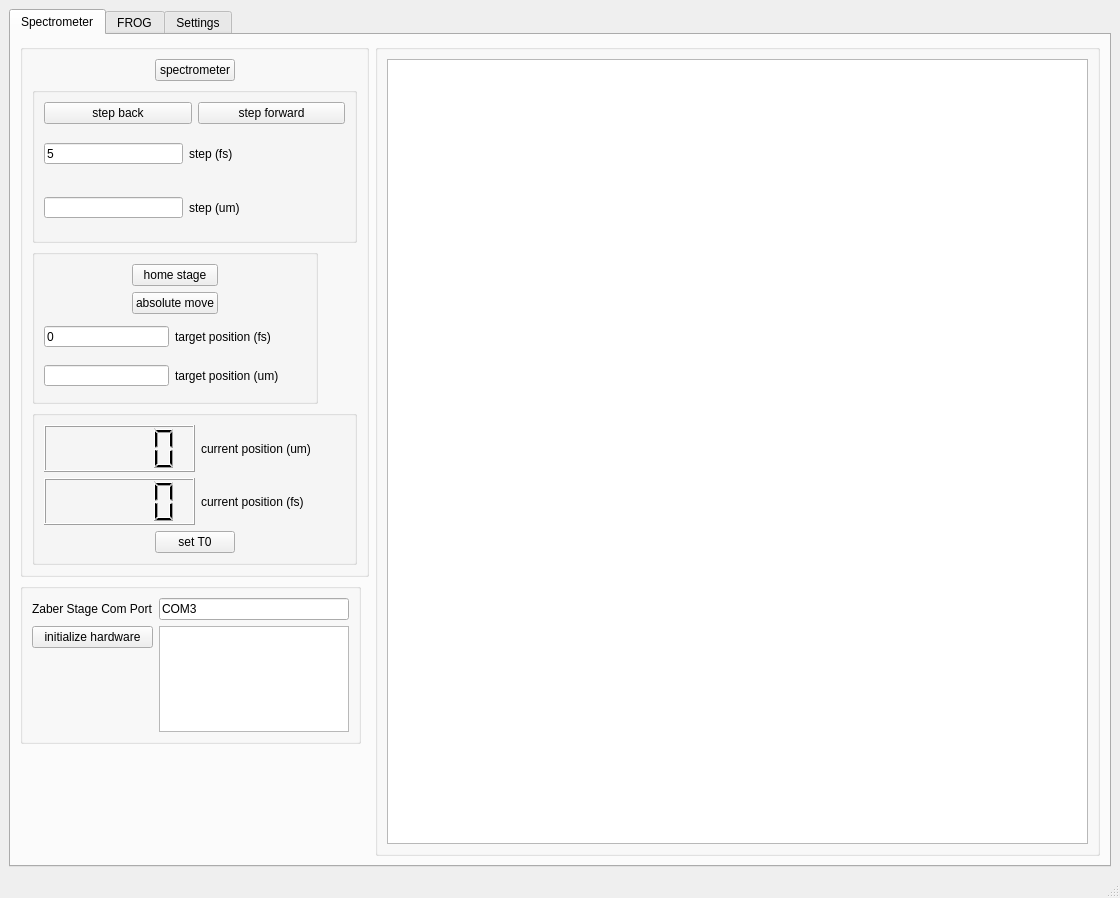
Old version of the form qt_designer/form.ui in the repository peter-chang62/Chi-3-FROG.
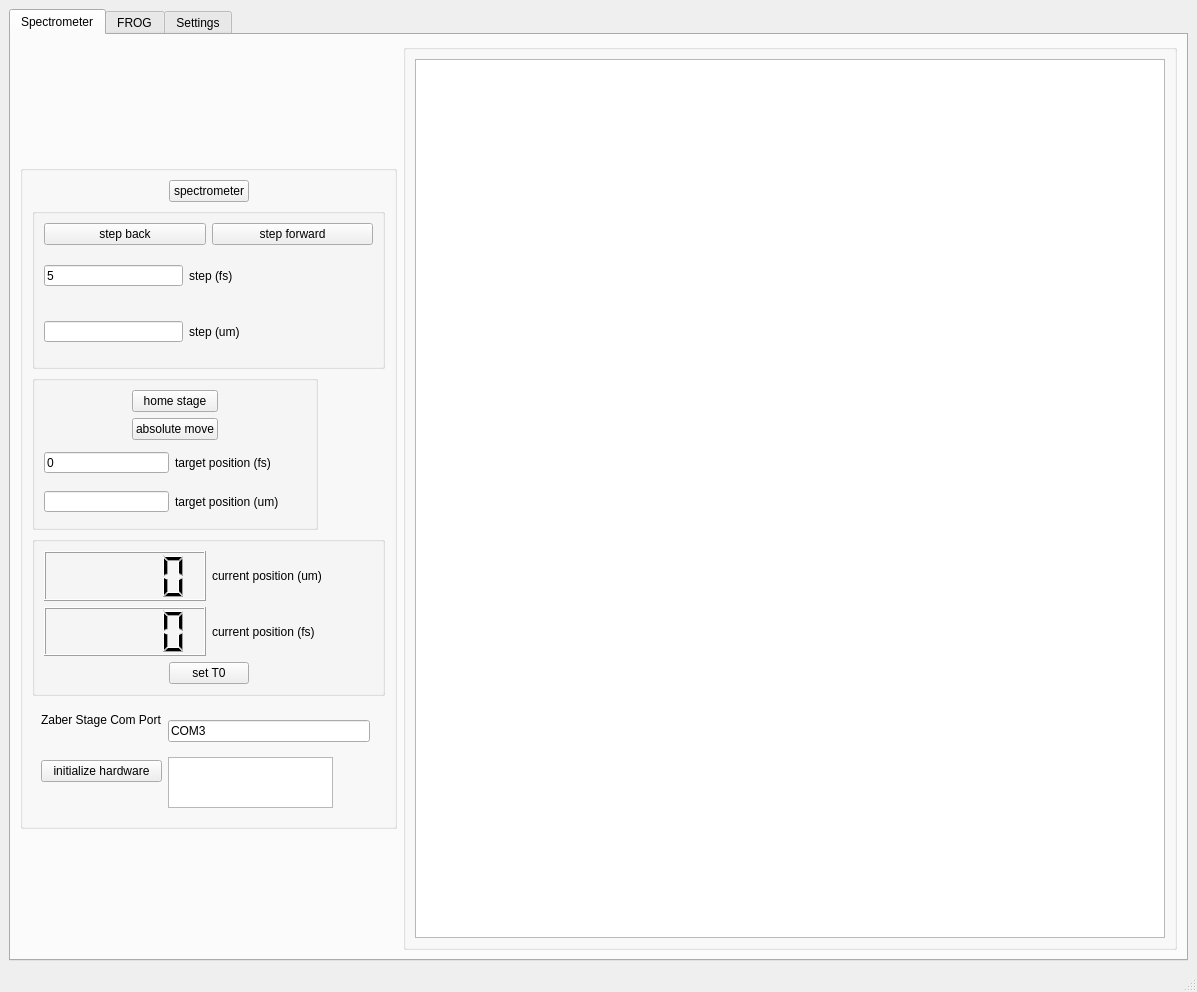
New version of the form. Custom widgets are drawn as their Qt base class.

Commit message: qt designer update, fixed resizing bug

```diff
--- a/qt_designer/form.ui
+++ b/qt_designer/form.ui
@@ -6,8 +6,8 @@
    <rect>
     <x>0</x>
     <y>0</y>
-    <width>1120</width>
-    <height>898</height>
+    <width>1197</width>
+    <height>992</height>
    </rect>
   </property>
   <property name="windowTitle">
@@ -30,36 +30,23 @@
        <attribute name="title">
         <string>Spectrometer</string>
        </attribute>
-       <layout class="QGridLayout" name="gridLayout_14">
-        <item row="2" column="0">
-         <spacer name="verticalSpacer_2">
-          <property name="orientation">
-           <enum>Qt::Orientation::Vertical</enum>
-          </property>
-          <property name="sizeHint" stdset="0">
-           <size>
-            <width>20</width>
-            <height>42</height>
-           </size>
-          </property>
-         </spacer>
-        </item>
-        <item row="0" column="0">
+       <layout class="QHBoxLayout" name="horizontalLayout">
+        <item>
          <widget class="QGroupBox" name="groupBox">
           <property name="minimumSize">
            <size>
-            <width>349</width>
-            <height>533</height>
+            <width>377</width>
+            <height>664</height>
            </size>
           </property>
           <property name="maximumSize">
            <size>
-            <width>349</width>
-            <height>533</height>
+            <width>377</width>
+            <height>664</height>
            </size>
           </property>
-          <layout class="QGridLayout" name="gridLayout_4">
-           <item row="0" column="0">
+          <layout class="QVBoxLayout" name="verticalLayout_4">
+           <item>
             <layout class="QHBoxLayout" name="horizontalLayout_6">
              <item>
               <spacer name="horizontalSpacer_2">
@@ -96,7 +83,7 @@
              </item>
             </layout>
            </item>
-           <item row="1" column="0">
+           <item>
             <widget class="QGroupBox" name="groupBox">
              <layout class="QGridLayout" name="gridLayout_2">
               <item row="0" column="0">
@@ -173,7 +160,7 @@
              </layout>
             </widget>
            </item>
-           <item row="2" column="0">
+           <item>
             <widget class="QGroupBox" name="groupBox">
              <property name="minimumSize">
               <size>
@@ -314,7 +301,7 @@
              </layout>
             </widget>
            </item>
-           <item row="3" column="0">
+           <item>
             <widget class="QGroupBox" name="groupBox">
              <layout class="QVBoxLayout" name="verticalLayout_3">
               <item>
@@ -405,65 +392,59 @@
              </layout>
             </widget>
            </item>
-          </layout>
-         </widget>
-        </item>
-        <item row="1" column="0">
-         <widget class="QGroupBox" name="groupBox">
+           <item>
+            <widget class="QFrame" name="frame">
           <property name="minimumSize">
            <size>
-            <width>341</width>
-            <height>161</height>
+               <width>347</width>
+               <height>115</height>
            </size>
           </property>
           <property name="maximumSize">
            <size>
-            <width>341</width>
-            <height>161</height>
-           </size>
-          </property>
-          <layout class="QGridLayout" name="gridLayout_5">
-           <item row="1" column="1" rowspan="2">
-            <widget class="QTextBrowser" name="tb_error"/>
-           </item>
-           <item row="2" column="0">
-            <spacer name="verticalSpacer_5">
-             <property name="orientation">
-              <enum>Qt::Orientation::Vertical</enum>
-             </property>
-             <property name="sizeHint" stdset="0">
-              <size>
-               <width>20</width>
-               <height>58</height>
-              </size>
-             </property>
-            </spacer>
-           </item>
-           <item row="0" column="1">
+               <width>347</width>
+               <height>115</height>
+              </size>
+             </property>
+             <layout class="QGridLayout" name="gridLayout_4">
+              <item row="0" column="0">
+               <widget class="QLabel" name="label_23">
+                <property name="text">
+                 <string>Zaber Stage Com Port</string>
+                </property>
+               </widget>
+              </item>
+              <item row="0" column="1" rowspan="2">
             <widget class="QLineEdit" name="le_stage_com_port">
              <property name="text">
               <string>COM3</string>
              </property>
             </widget>
            </item>
-           <item row="1" column="0">
+              <item row="1" column="0" rowspan="2">
             <widget class="QPushButton" name="pb_initialize_hardware">
              <property name="text">
               <string>initialize hardware</string>
              </property>
             </widget>
            </item>
-           <item row="0" column="0">
-            <widget class="QLabel" name="label_23">
-             <property name="text">
-              <string>Zaber Stage Com Port</string>
+              <item row="2" column="1">
+               <widget class="QTextBrowser" name="tb_error">
+                <property name="maximumSize">
+                 <size>
+                  <width>165</width>
+                  <height>51</height>
+                 </size>
              </property>
             </widget>
            </item>
           </layout>
          </widget>
         </item>
-        <item row="0" column="1" rowspan="3">
+          </layout>
+         </widget>
+        </item>
+        <item>
          <widget class="QGroupBox" name="groupBox">
           <property name="minimumSize">
            <size>
```
Left out of the diff: 4 changed lines with no effect on the pictures. Lines whose indentation alone changed are shown as unchanged. The commit also changes 2 other files.
